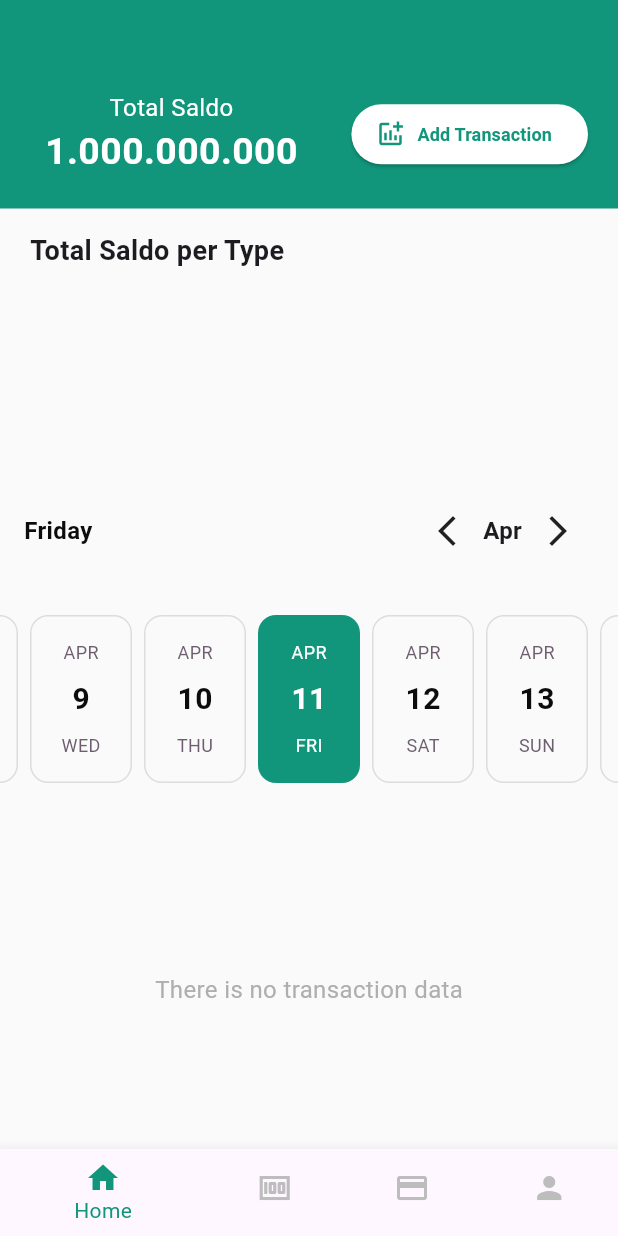
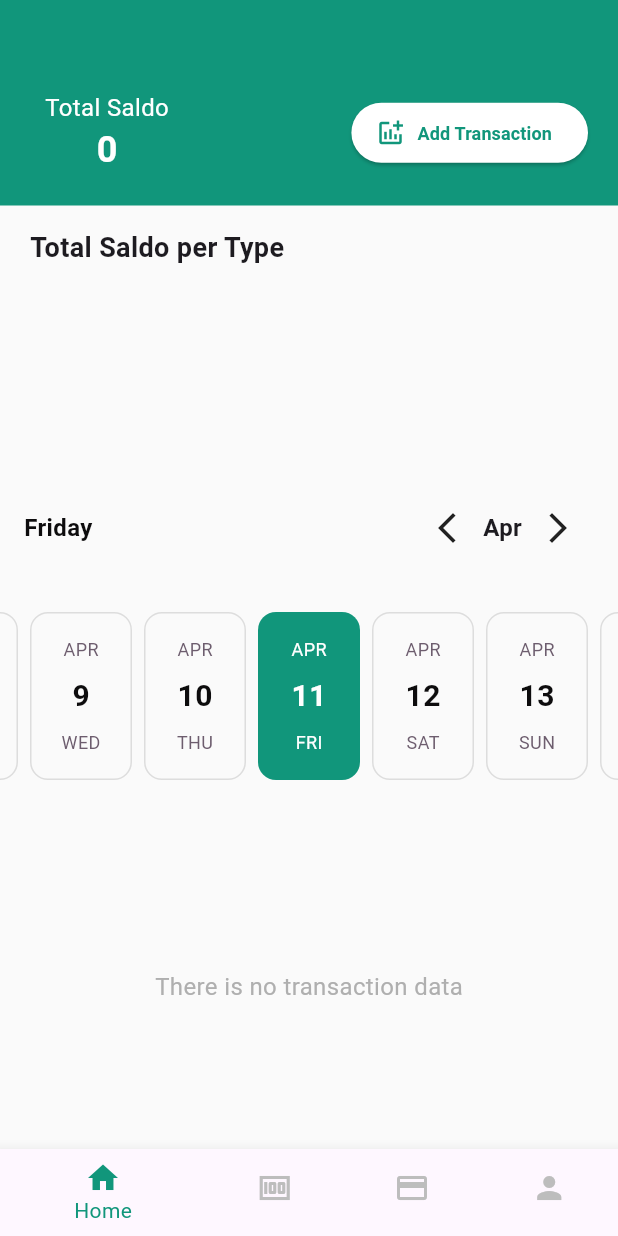
Before and after one commit to wicaksonotia/flutter-management-cashier, a Flutter app: the screen it shows after launch, on a phone screen of 412 x 824 dp. Run offline on Flutter 3.47's test engine with Material 3 defaults, Android fonts, the phone set to English and light mode, and no system bars; drawn by our look-alikes of easy_date_timeline; our stand-ins replace chips_choice, currency_text_input_formatter, dio, gap, get, grouped_list and 3 more; missing offline and left inert: simple_month_year_picker; accounts and stored records are empty; network calls fail.

Commit message:
show total on home

```diff
--- a/lib/controllers/history_controller.dart
+++ b/lib/controllers/history_controller.dart
@@ -20,6 +20,7 @@ class HistoryController extends GetxController {
   var singleDate = DateTime.now().obs;
   var startDate = DateTime.now().obs;
   var endDate = DateTime.now().obs;
+  var selectedDate = DateTime.now().obs;
   RxString filterBy = 'bulan'.obs;
   late RxString monthYear;
 
@@ -29,6 +30,7 @@ class HistoryController extends GetxController {
     monthYear = "${singleDate.value.month}-${singleDate.value.year}".obs;
     getDataByFilter();
     getDataListCategory();
+    getDataSingleDate();
   }
 
   void getDataListCategory() async {
@@ -50,11 +52,11 @@ class HistoryController extends GetxController {
     }
   }
 
-  void getDataSingleDate(selectedDate) async {
+  void getDataSingleDate() async {
     try {
       isLoading(true);
       final result = await RemoteDataSource.historyByDateRange(
-          selectedDate, selectedDate, []);
+          selectedDate.value, selectedDate.value, []);
       if (result != null && result.data != null) {
         resultDataSingleDate.assignAll(result.data!);
       }
--- a/lib/database/api_endpoints.dart
+++ b/lib/database/api_endpoints.dart
@@ -14,6 +14,7 @@ class _AuthEndPoints {
   final String deletecategory = 'financialdeletecategory';
 
   //TOTAL PER TYPE
+  final String total = 'financialtotalsaldo';
   final String totalpertype = 'financialtotalpertype';
 
   //HISTORY
--- a/lib/database/api_request.dart
+++ b/lib/database/api_request.dart
@@ -4,6 +4,7 @@ import 'package:dio/dio.dart';
 import 'package:financial_apps/database/api_endpoints.dart';
 import 'package:financial_apps/models/category_model.dart';
 import 'package:financial_apps/models/history_model.dart';
+import 'package:financial_apps/models/total_model.dart';
 import 'package:financial_apps/models/total_per_type_model.dart';
 
 class RemoteDataSource {
@@ -128,6 +129,20 @@ class RemoteDataSource {
   }
 
   // ===================== TRANSACTION =====================
+  static Future<TotalModel?> total() async {
+    try {
+      var url = ApiEndPoints.baseUrl + ApiEndPoints.authEndpoints.total;
+      final response = await Dio().get(url);
+      if (response.statusCode == 200) {
+        final TotalModel res = TotalModel.fromJson(response.data);
+        return res;
+      }
+      return null;
+    } catch (e) {
+      throw Exception(e.toString());
+    }
+  }
+
   static Future<TotalPerTypeModel?> totalPerType() async {
     try {
       var url = ApiEndPoints.baseUrl + ApiEndPoints.authEndpoints.totalpertype;
--- a/lib/pages/home/calendar_weekly_view.dart
+++ b/lib/pages/home/calendar_weekly_view.dart
@@ -53,7 +53,8 @@ class _CalendarWeeklyViewState extends State<CalendarWeeklyView> {
           i
       ],
       onDateChange: (selectedDate) {
-        _historyController.getDataSingleDate(selectedDate);
+        _historyController.selectedDate.value = selectedDate;
+        _historyController.getDataSingleDate();
       },
       activeColor: MyColors.green,
       dayProps: const EasyDayProps(
--- a/lib/pages/home/header.dart
+++ b/lib/pages/home/header.dart
@@ -1,6 +1,8 @@
+import 'package:financial_apps/controllers/total_per_type_controller.dart';
 import 'package:financial_apps/utils/colors.dart';
 import 'package:financial_apps/utils/currency.dart';
 import 'package:financial_apps/utils/routes.dart';
+import 'package:financial_apps/utils/sizes.dart';
 import 'package:flutter/material.dart';
 import 'package:get/get.dart';
 
@@ -9,6 +11,9 @@ class Header extends StatelessWidget {
 
   @override
   Widget build(BuildContext context) {
+    final TotalPerTypeController _totalPerTypeController =
+        Get.find<TotalPerTypeController>();
+
     return Container(
       decoration: const BoxDecoration(color: MyColors.green
           // image: DecorationImage(
@@ -34,15 +39,18 @@ class Header extends StatelessWidget {
                       fontSize: 16,
                     ),
                   ),
-                  Text(
-                    CurrencyFormat.convertToIdr(1000000000, 0),
-                    textAlign: TextAlign.left,
-                    style: const TextStyle(
-                      fontSize: 25,
-                      fontWeight: FontWeight.bold,
-                      color: Colors.white,
+                  Obx(
+                    () => Text(
+                      CurrencyFormat.convertToIdr(
+                          _totalPerTypeController.resultTotal.value, 0),
+                      textAlign: TextAlign.left,
+                      style: const TextStyle(
+                        fontSize: MySizes.fontSizeXl,
+                        fontWeight: FontWeight.bold,
+                        color: Colors.white,
+                      ),
                     ),
-                  )
+                  ),
                 ],
               ),
               ElevatedButton.icon(
--- a/lib/pages/home/home_page.dart
+++ b/lib/pages/home/home_page.dart
@@ -21,7 +21,8 @@ class _HomePageState extends State<HomePage> {
   final HistoryController historyController = Get.find<HistoryController>();
 
   Future<void> _refresh() async {
-    totalPerTypeController.getData();
+    totalPerTypeController.getTotal();
+    totalPerTypeController.getTotalPerType();
     historyController.getDataByFilter();
   }
 
--- a/lib/pages/home/planning_ahead.dart
+++ b/lib/pages/home/planning_ahead.dart
@@ -1,5 +1,7 @@
 import 'package:financial_apps/controllers/total_per_type_controller.dart';
 import 'package:financial_apps/utils/colors.dart';
+import 'package:financial_apps/utils/currency.dart';
+import 'package:financial_apps/utils/sizes.dart';
 // import 'package:financial_apps/utils/lists.dart';
 import 'package:flutter/material.dart';
 import 'package:gap/gap.dart';
@@ -16,8 +18,8 @@ class PlanningAhead extends StatelessWidget {
 
     return Column(
       children: [
-        Padding(
-          padding: const EdgeInsets.symmetric(horizontal: 20),
+        const Padding(
+          padding: EdgeInsets.symmetric(horizontal: 20),
           child: Row(
             mainAxisAlignment: MainAxisAlignment.spaceBetween,
             children: [
@@ -100,7 +102,7 @@ class PlanningAhead extends StatelessWidget {
               } else {
                 return ListView.builder(
                   scrollDirection: Axis.horizontal,
-                  itemCount: totalPerTypeController.resultData.length,
+                  itemCount: totalPerTypeController.resultTotalPerType.length,
                   itemBuilder: (context, int index) {
                     return SizedBox(
                       width: 120,
@@ -118,22 +120,26 @@ class PlanningAhead extends StatelessWidget {
                               mainAxisAlignment: MainAxisAlignment.spaceBetween,
                               children: [
                                 Image.asset(
-                                  'assets/${totalPerTypeController.resultData[index].gambar}',
+                                  'assets/${totalPerTypeController.resultTotalPerType[index].gambar}',
                                   height: 50,
                                 ),
                                 Text(
-                                  totalPerTypeController.resultData[index].total
-                                      .toString(),
+                                  CurrencyFormat.convertToIdr(
+                                      totalPerTypeController
+                                          .resultTotalPerType[index].total,
+                                      0),
                                   style: const TextStyle(
                                       color: MyColors.green,
-                                      fontSize: 18,
+                                      fontSize: MySizes.fontSizeLg,
                                       fontWeight: FontWeight.bold),
                                 ),
                                 Text(
                                   totalPerTypeController
-                                          .resultData[index].kategori ??
+                                          .resultTotalPerType[index].kategori ??
                                       '',
-                                  style: TextStyle(fontStyle: FontStyle.italic),
+                                  style: const TextStyle(
+                                      fontStyle: FontStyle.italic,
+                                      fontSize: MySizes.fontSizeSm),
                                 )
                               ],
                             ),
```
Also changed, not shown: lib/controllers/total_per_type_controller.dart (+23 -4 lines), lib/models/total_model.dart (added, +21 -0 lines).
